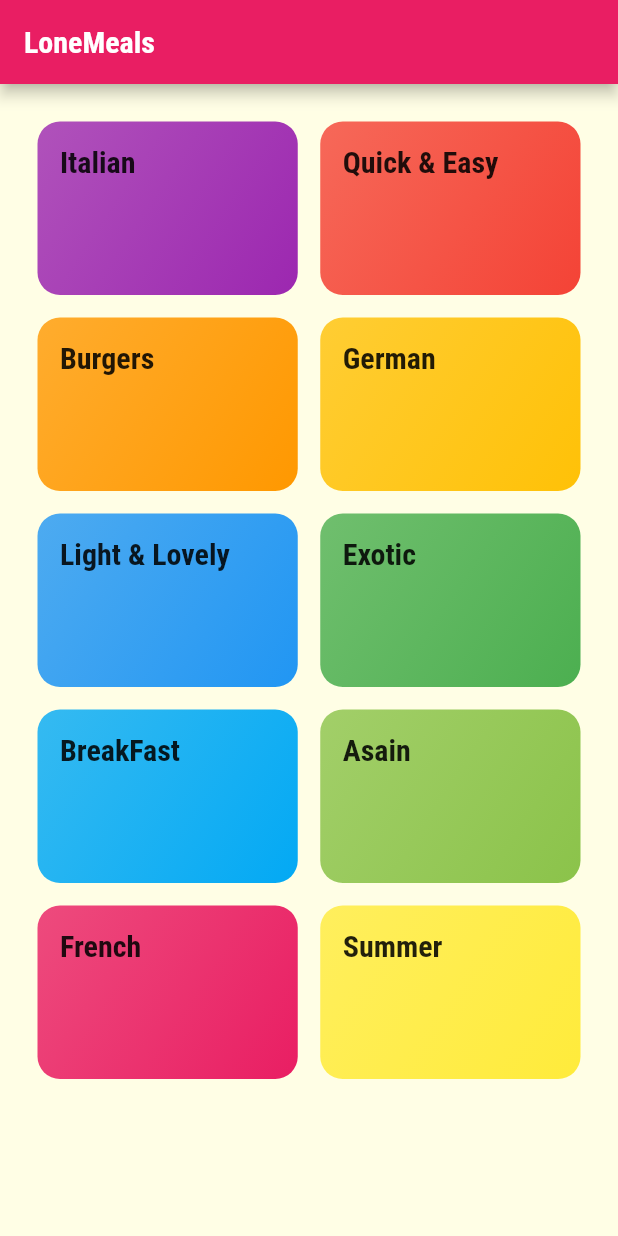
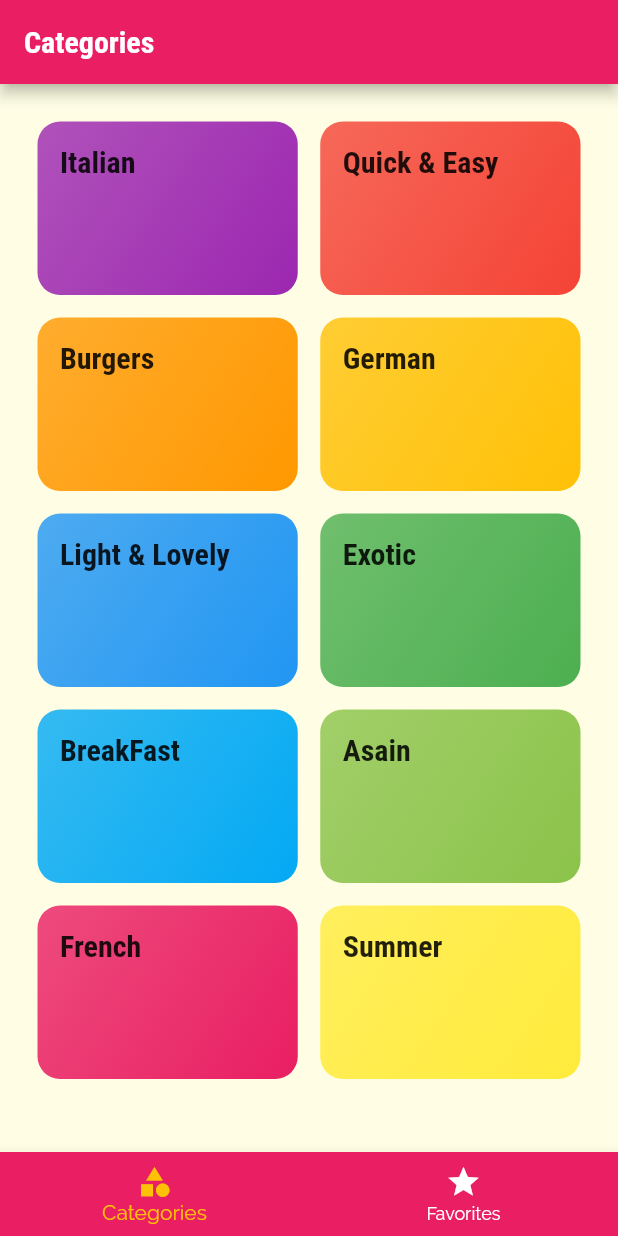
Before and after one commit to metalFrenzy/Meals-App, a Flutter app: the screen it shows after launch, on a phone screen of 412 x 824 dp. Run offline on Flutter 3.47's test engine with Material 2 defaults, Android fonts, the phone set to English and light mode, and no system bars.

Commit message:
adding tabBar

```diff
--- a/lib/main.dart
+++ b/lib/main.dart
@@ -1,5 +1,6 @@
 import 'package:flutter/material.dart';
 
+import './screens/tabs_screen.dart';
 import './screens/categories_screen.dart';
 import './screens/categories_meals_screen.dart';
 import './screens/meal_detail_screen.dart';
@@ -30,7 +31,7 @@ class MyApp extends StatelessWidget {
               ),
             ),
       ),
-      home: CategoriesScreen(),
+      home: tabsScreen(),
       routes: {
         CategoryMealsScreen.routeName: (ctx) => CategoryMealsScreen(),
         MealDetailScreen.routeName: (ctx) => MealDetailScreen(),
--- a/lib/screens/categories_screen.dart
+++ b/lib/screens/categories_screen.dart
@@ -6,18 +6,13 @@ import '/widgets/categories_item.dart';
 class CategoriesScreen extends StatelessWidget {
   @override
   Widget build(BuildContext context) {
-    return Scaffold(
-      appBar: AppBar(
-        title: const Text('LoneMeals'),
-      ),
-      body: GridView(
+    return GridView(
       padding: const EdgeInsets.all(25),
       children: DUMMY_CATE
           .map((cateData) => CategoryItem(
                 cateData.id,
                 cateData.title,
                 cateData.color,
-
               ))
           .toList(),
       gridDelegate: const SliverGridDelegateWithMaxCrossAxisExtent(
@@ -25,7 +20,6 @@ class CategoriesScreen extends StatelessWidget {
           mainAxisSpacing: 15,
           crossAxisSpacing: 15,
           childAspectRatio: 3 / 2),
-      ),
     );
   }
 }
--- /dev/null
+++ b/lib/screens/favorites_screen.dart
@@ -0,0 +1,12 @@
+import 'package:flutter/material.dart';
+
+class FavoritesScreen extends StatelessWidget {
+  const FavoritesScreen({Key? key}) : super(key: key);
+
+  @override
+  Widget build(BuildContext context) {
+    return Center(
+      child: Text('your favorites!'),
+    );
+  }
+}
--- /dev/null
+++ b/lib/screens/tabs_screen.dart
@@ -0,0 +1,54 @@
+import 'package:flutter/material.dart';
+
+import 'categories_screen.dart';
+import 'favorites_screen.dart';
+
+class tabsScreen extends StatefulWidget {
+  const tabsScreen({Key? key}) : super(key: key);
+
+  @override
+  State<tabsScreen> createState() => _tabsScreenState();
+}
+
+class _tabsScreenState extends State<tabsScreen> {
+  final List<Map<String, dynamic>> _pages = [
+    {'page': CategoriesScreen(), 'title': 'Categories'},
+    {'Page': FavoritesScreen(), 'title': 'Favorites'},
+  ];
+  int _selectedPageIndex = 0;
+
+  void _selectPage(int index) {
+    setState(() {
+      _selectedPageIndex = index;
+    });
+  }
+
+  @override
+  Widget build(BuildContext context) {
+    return Scaffold(
+      appBar: AppBar(
+        title: Text(
+          _pages[_selectedPageIndex]['title'],
+        ),
+      ),
+      body: _pages[_selectedPageIndex]['page'],
+      bottomNavigationBar: BottomNavigationBar(
+        onTap: _selectPage,
+        backgroundColor: Theme.of(context).primaryColor,
+        unselectedItemColor: Colors.white,
+        selectedItemColor: Theme.of(context).accentColor,
+        currentIndex: _selectedPageIndex,
+        items: [
+          BottomNavigationBarItem(
+            icon: Icon(Icons.category),
+            label: 'Categories',
+          ),
+          BottomNavigationBarItem(
+            icon: Icon(Icons.star),
+            label: 'Favorites',
+          ),
+        ],
+      ),
+    );
+  }
+}
```
Lines whose indentation alone changed are shown as unchanged.
